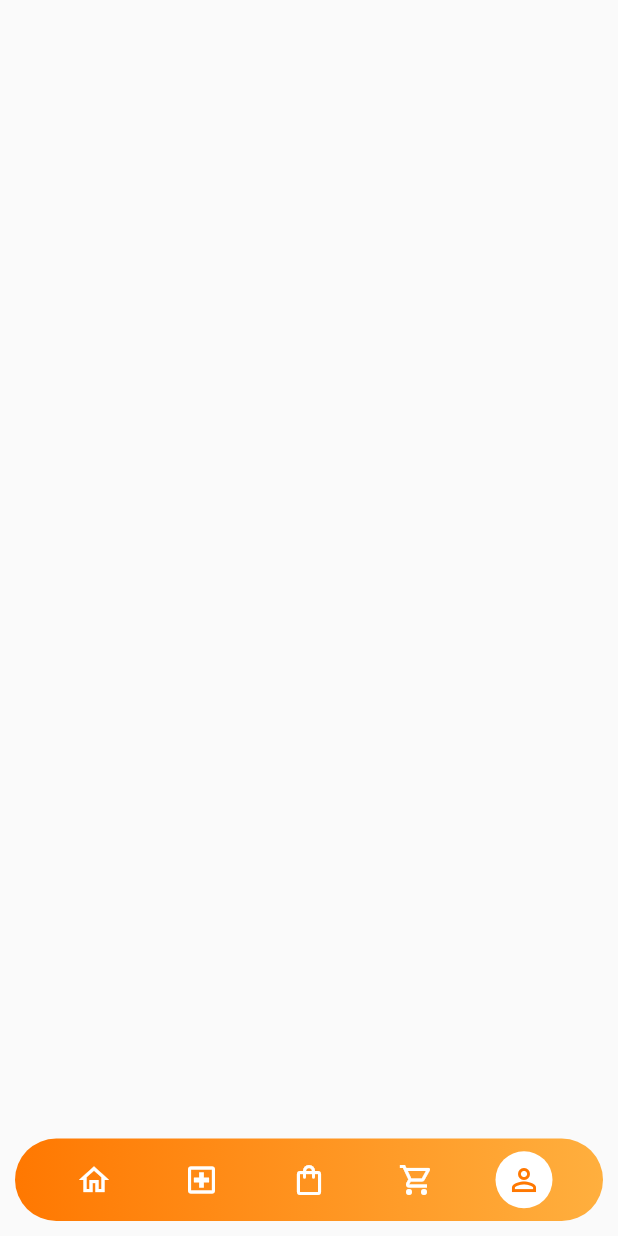
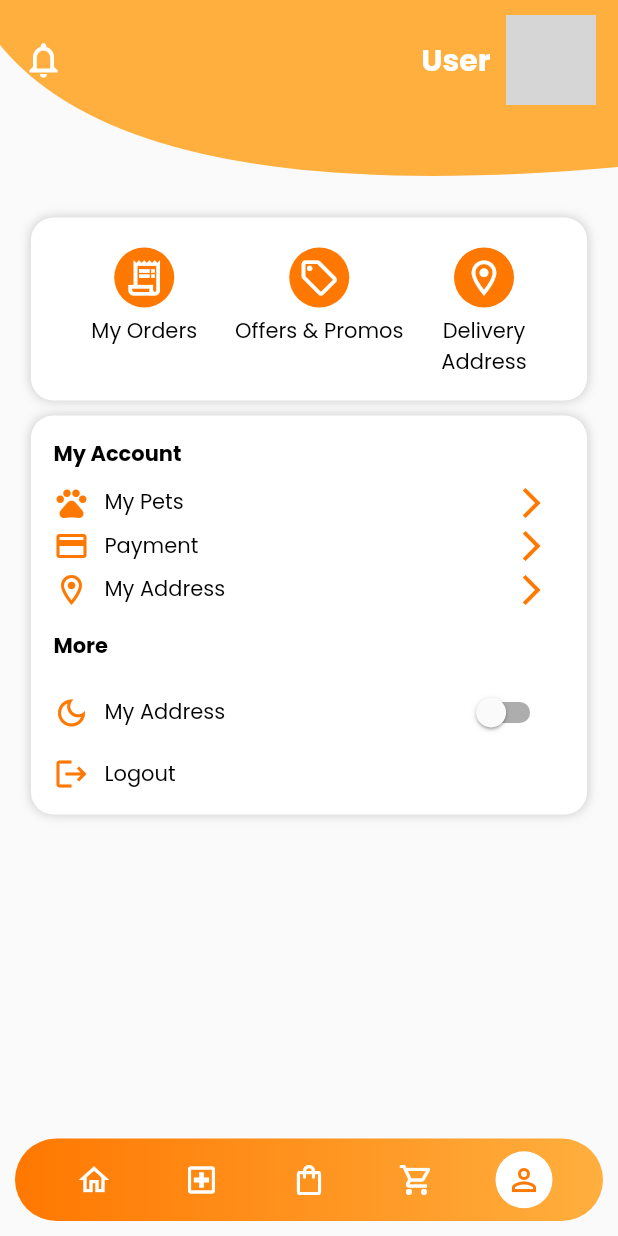
Before and after one commit to SukumarRaja/fido, a Flutter app: the HomeMain screen opened by its route, item 5 of the bottom bar chosen, on a phone screen of 412 x 824 dp. Run offline on Flutter 3.47's test engine with Material 2 defaults, Android fonts, the phone set to English and light mode, and no system bars; our stand-ins replace carousel_slider, flutter_svg, get, shared_preferences; accounts and stored records are empty; network calls fail; grey boxes are pictures that could not be loaded.

Commit message:
Cart,Profile and My Pets UI done

```diff
--- a/lib/app/ui/pages/home/main.dart
+++ b/lib/app/ui/pages/home/main.dart
@@ -3,6 +3,7 @@ import 'package:fido/app/ui/pages/cart.dart';
 import 'package:flutter/material.dart';
 import 'package:get/get.dart';
 import '../../themes/colors.dart';
+import '../profile/profile.dart';
 import '../shopping.dart';
 
 class HomeMain extends StatelessWidget {
@@ -12,7 +13,7 @@ class HomeMain extends StatelessWidget {
     Container(),
     Shopping(),
     Cart(),
-    Container(),
+    Profile(),
   ];
 
   @override
--- /dev/null
+++ b/lib/app/ui/pages/profile/profile.dart
@@ -0,0 +1,226 @@
+import 'package:fido/app/ui/pages/pets/my_pets.dart';
+import 'package:fido/app/ui/pages/profile/notification.dart';
+import 'package:fido/app/ui/widgets/profile/profilemenu_tile.dart';
+import 'package:flutter/material.dart';
+import 'package:get/get.dart';
+
+import '../../themes/colors.dart';
+import '../../themes/font_size.dart';
+import '../../widgets/common/text.dart';
+import '../../widgets/main_clip_path.dart';
+
+class Profile extends StatelessWidget {
+  const Profile({Key? key}) : super(key: key);
+
+  @override
+  Widget build(BuildContext context) {
+    return SafeArea(
+        child: Scaffold(
+      body: SingleChildScrollView(
+        child: Column(
+          children: [
+            Stack(
+              children: [
+                const MainClipPath(),
+                Padding(
+                  padding: const EdgeInsets.symmetric(
+                      horizontal: 15, vertical: 10.0),
+                  child: Row(
+                    mainAxisAlignment: MainAxisAlignment.start,
+                    children: [
+                      GestureDetector(
+                        onTap: () {
+                          Get.to(() => NotificationPage());
+                        },
+                        child: Icon(
+                          Icons.notifications_none_outlined,
+                          color: AppColors.white,
+                          size: 28,
+                        ),
+                      ),
+                      Spacer(),
+                      CommonText(
+                        text: "User",
+                        style: boldText(
+                          color: AppColors.white,
+                          fontSize: 20,
+                        ),
+                      ),
+                      SizedBox(width: 10),
+                      Container(
+                        height: 60,
+                        width: 60,
+                        decoration: BoxDecoration(
+                            shape: BoxShape.circle,
+                            image: DecorationImage(
+                              fit: BoxFit.fill,
+                              image: NetworkImage(
+                                "https://resize.indiatvnews.com/en/resize/newbucket/730_-/2023/01/PTI01_10_2023_000229B.jpg",
+                              ),
+                            )),
+                      ),
+                    ],
+                  ),
+                ),
+              ],
+            ),
+            Container(
+              width: Get.width * 0.9,
+              margin: EdgeInsets.all(5),
+              padding: EdgeInsets.all(15),
+              decoration: BoxDecoration(
+                color: AppColors.white,
+                borderRadius: BorderRadius.circular(15),
+                boxShadow: [
+                  BoxShadow(
+                    color: AppColors.black.withOpacity(0.18),
+                    blurRadius: 5,
+                  ),
+                ],
+              ),
+              child: Row(
+                mainAxisAlignment: MainAxisAlignment.spaceEvenly,
+                crossAxisAlignment: CrossAxisAlignment.start,
+                children: [
+                  Column(
+                    children: [
+                      Container(
+                        height: 40,
+                        width: 40,
+                        margin: EdgeInsets.all(5),
+                        decoration: BoxDecoration(
+                          color: AppColors.primary,
+                          shape: BoxShape.circle,
+                        ),
+                        child: Icon(
+                          Icons.receipt_long_outlined,
+                          color: AppColors.white,
+                          size: 28,
+                        ),
+                      ),
+                      CommonText(
+                        text: "My Orders",
+                        style: regularText(),
+                      ),
+                    ],
+                  ),
+                  Column(
+                    children: [
+                      Container(
+                        height: 40,
+                        width: 40,
+                        margin: EdgeInsets.all(5),
+                        decoration: BoxDecoration(
+                          color: AppColors.primary,
+                          shape: BoxShape.circle,
+                        ),
+                        child: Icon(
+                          Icons.local_offer_outlined,
+                          color: AppColors.white,
+                          size: 28,
+                        ),
+                      ),
+                      CommonText(
+                        text: "Offers & Promos",
+                        style: regularText(),
+                      ),
+                    ],
+                  ),
+                  Column(
+                    children: [
+                      Container(
+                        height: 40,
+                        width: 40,
+                        margin: EdgeInsets.all(5),
+                        decoration: BoxDecoration(
+                          color: AppColors.primary,
+                          shape: BoxShape.circle,
+                        ),
+                        child: Icon(
+                          Icons.location_on_outlined,
+                          color: AppColors.white,
+                          size: 28,
+                        ),
+                      ),
+                      CommonText(
+                        text: "Delivery\nAddress",
+                        style: regularText(),
+                      ),
+                    ],
+                  ),
+                ],
+              ),
+            ),
+            Container(
+              width: Get.width * 0.9,
+              margin: EdgeInsets.all(5),
+              padding: EdgeInsets.all(15),
+              decoration: BoxDecoration(
+                color: AppColors.white,
+                borderRadius: BorderRadius.circular(15),
+                boxShadow: [
+                  BoxShadow(
+                    color: AppColors.black.withOpacity(0.18),
+                    blurRadius: 5,
+                  ),
+                ],
+              ),
+              child: Column(
+                crossAxisAlignment: CrossAxisAlignment.start,
+                children: [
+                  CommonText(
+                    text: "My Account",
+                    style: boldText(fontSize: 14),
+                  ),
+                  SizedBox(height: 10),
+                  ProfileMenuTile(
+                    icon: Icons.pets_outlined,
+                    text: "My Pets",
+                    onTap: () {
+                      Get.to(()=>MyPets());
+                    },
+                  ),
+                  SizedBox(height: 5),
+                  ProfileMenuTile(
+                    icon: Icons.credit_card_outlined,
+                    text: "Payment",
+                    onTap: () {},
+                  ),
+                  SizedBox(height: 5),
+                  ProfileMenuTile(
+                    icon: Icons.location_on_outlined,
+                    text: "My Address",
+                    onTap: () {},
+                  ),
+                  SizedBox(height: 15),
+                  CommonText(
+                    text: "More",
+                    style: boldText(fontSize: 14),
+                  ),
+                  SizedBox(height: 10),
+                  ProfileMenuTile(
+                    icon: Icons.dark_mode_outlined,
+                    text: "My Address",
+                    isIconWidget: true,
+                    widget: Switch(
+                      value: false,
+                      onChanged: (bool value) {},
+                    ),
+                    onTap: () {},
+                  ),
+                  SizedBox(height: 5),
+                  ProfileMenuTile(
+                    endIconColor: AppColors.white,
+                    icon: Icons.logout,
+                    text: "Logout",
+                    onTap: () {},
+                  ),
+                ],
+              ),
+            )
+          ],
+        ),
+      ),
+    ));
+  }
+}
--- a/lib/app/ui/widgets/cart/cartitem.dart
+++ b/lib/app/ui/widgets/cart/cartitem.dart
@@ -23,6 +23,7 @@ class CartItemCard extends StatelessWidget {
   Widget build(BuildContext context) {
     return Container(
       padding: EdgeInsets.all(8),
+      margin: EdgeInsets.all(5),
       height: Get.height * 0.15,
       width: Get.width * 0.9,
       decoration: BoxDecoration(
--- /dev/null
+++ b/lib/app/ui/widgets/profile/profilemenu_tile.dart
@@ -0,0 +1,52 @@
+import 'package:flutter/material.dart';
+
+import '../../themes/colors.dart';
+import '../../themes/font_size.dart';
+import '../common/text.dart';
+
+class ProfileMenuTile extends StatelessWidget {
+  const ProfileMenuTile({
+    Key? key,
+    required this.icon,
+    required this.text,
+    required this.onTap,
+    this.isIconWidget = false,
+    this.widget,
+    this.endIconColor = AppColors.primary,
+  }) : super(key: key);
+  final IconData icon;
+  final String text;
+  final Function() onTap;
+  final bool isIconWidget;
+  final Widget? widget;
+  final Color endIconColor;
+
+  @override
+  Widget build(BuildContext context) {
+    return GestureDetector(
+      onTap: onTap,
+      child: Row(
+        mainAxisAlignment: MainAxisAlignment.spaceEvenly,
+        children: [
+          Icon(
+            icon,
+            color: AppColors.primary,
+          ),
+          SizedBox(width: 10),
+          CommonText(
+            text: text,
+            style: regularText(),
+          ),
+          Spacer(),
+          isIconWidget == true
+              ? widget!
+              : Icon(
+                  Icons.arrow_forward_ios,
+                  color: endIconColor,
+                ),
+          SizedBox(width: 10),
+        ],
+      ),
+    );
+  }
+}
```
Also changed, not shown: lib/app/ui/pages/cart.dart (+39 -4 lines), lib/app/ui/pages/pets/my_pets.dart (added, +98 -0 lines), lib/app/ui/pages/profile/notification.dart (added, +80 -0 lines), lib/app/ui/themes/curve/profile_curve.dart (added, +19 -0 lines), lib/app/ui/widgets/pets/mypetstile.dart (added, +90 -0 lines), lib/app/ui/widgets/profile/notification_tile.dart (added, +74 -0 lines).
